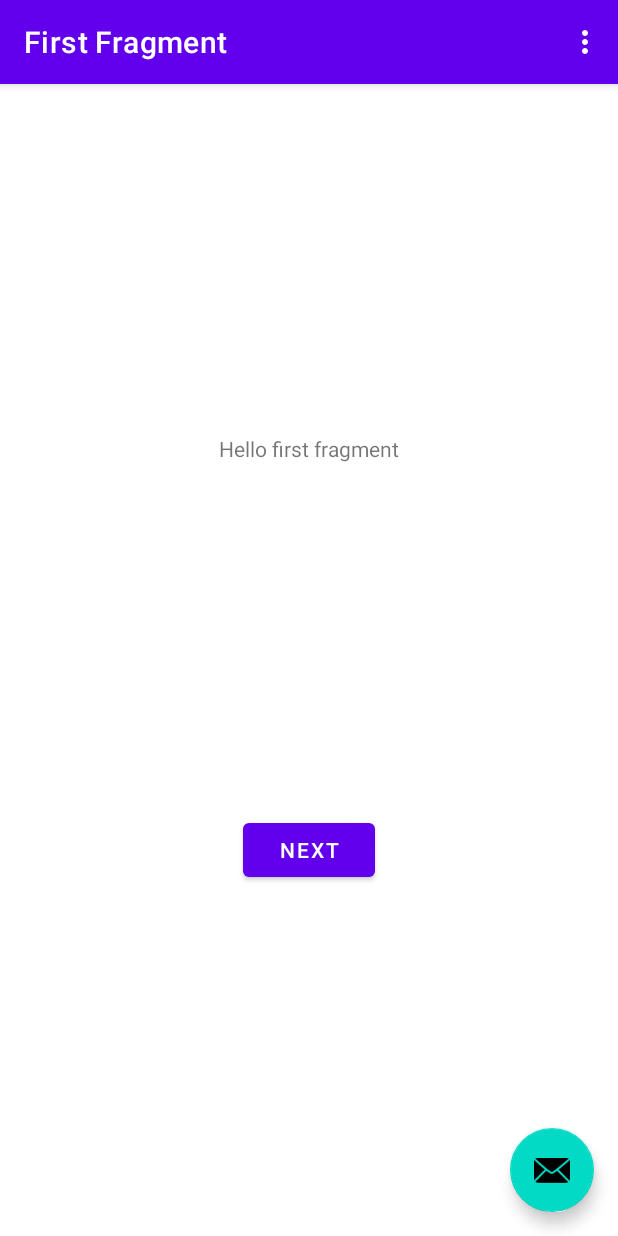
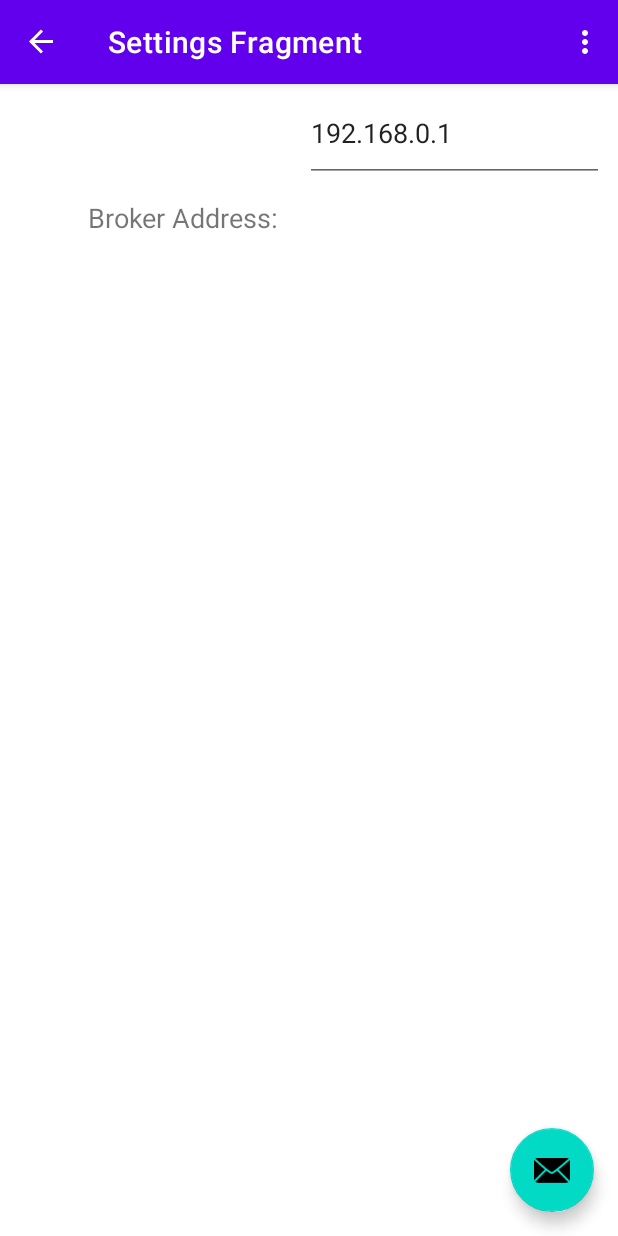
Before and after one commit to kueschallCarl/MUC_Projektarbeit, an Android app: the screen it shows after launch (MainActivity), in the options menu, after a tap on "Settings", on a phone screen of 412 x 824 dp. Run offline under Robolectric (Android 15) with nearby library versions, the phone set to English and light mode, and no system bars; our stand-ins replace navigation-ui; libraries missing offline, so code that uses them is left out: org.eclipse.paho; 1 statement that could not run was skipped.

Commit message:
MQTT Connection Error Implemented

```diff
--- a/Menu_Template/app/src/main/java/com/example/menu_template/MainActivity.java
+++ b/Menu_Template/app/src/main/java/com/example/menu_template/MainActivity.java
@@ -85,6 +85,9 @@ public class MainActivity extends AppCompatActivity {
         int id = item.getItemId();
 
         if (id == R.id.action_settings) {
+            // Navigate to the SettingsFragment
+            NavController navController = Navigation.findNavController(this, R.id.nav_host_fragment_content_main);
+            navController.navigate(R.id.action_FirstFragment_to_SettingsFragment);
             return true;
         }
 
--- a/Menu_Template/app/src/main/java/com/example/menu_template/MqttCallbackListener.java
+++ b/Menu_Template/app/src/main/java/com/example/menu_template/MqttCallbackListener.java
@@ -7,4 +7,8 @@ package com.example.menu_template;
  */
 public interface MqttCallbackListener {
     void onMessageReceived(String topic, String message);
+
+    void onConnectionLost();
+
+    void onConnectionError(String message);
 }
--- a/Menu_Template/app/src/main/java/com/example/menu_template/MqttManager.java
+++ b/Menu_Template/app/src/main/java/com/example/menu_template/MqttManager.java
@@ -10,9 +10,10 @@ import org.eclipse.paho.client.mqttv3.persist.MemoryPersistence;
  * This class handles MQTT connection and handles MQTT events
  */
 public class MqttManager {
-
-
-        private static final String MQTT_BROKER_URL = "tcp://192.168.0.89:1883";
+        //tcp://192.168.0.89:1883
+        public String MQTT_BROKER_IP = "192.168.0.89";
+        public String MQTT_BROKER_PORT = "1883";
+        public String MQTT_BROKER_METHOD = "tcp";
         private static final String MQTT_CLIENT_ID = "mosquitto_id";
         private static final String MPU_TOPIC = "mpu/K05";
         private MqttClient mqttClient;
@@ -62,7 +63,7 @@ public class MqttManager {
      */
     public void connect() {
             try {
-                mqttClient = new MqttClient(MQTT_BROKER_URL, MQTT_CLIENT_ID, new MemoryPersistence());
+                mqttClient = new MqttClient(MQTT_BROKER_METHOD+"://"+MQTT_BROKER_IP+":"+MQTT_BROKER_PORT, MQTT_CLIENT_ID, new MemoryPersistence());
                 mqttClient.setCallback(new MqttCallback() {
 
                     /**
@@ -72,6 +73,9 @@ public class MqttManager {
                     @Override
                     public void connectionLost(Throwable cause) {
                         // Handle connection lost
+                        if (callbackListener != null) {
+                            callbackListener.onConnectionLost();
+                        }
                     }
 
                     /**
@@ -116,6 +120,9 @@ public class MqttManager {
 
             } catch (MqttException e) {
                 e.printStackTrace();
+                if (callbackListener != null) {
+                    callbackListener.onConnectionError(e.getMessage());
+                }
             }
         }
 
--- /dev/null
+++ b/Menu_Template/app/src/main/res/layout/fragment_settings.xml
@@ -0,0 +1,33 @@
+<?xml version="1.0" encoding="utf-8"?>
+<androidx.constraintlayout.widget.ConstraintLayout xmlns:android="http://schemas.android.com/apk/res/android"
+    xmlns:app="http://schemas.android.com/apk/res-auto"
+    xmlns:tools="http://schemas.android.com/tools"
+    android:layout_width="match_parent"
+    android:layout_height="match_parent">
+
+    <TextView
+        android:id="@+id/textview_first2"
+        android:layout_width="181dp"
+        android:layout_height="28dp"
+        android:layout_marginStart="4dp"
+        android:text="@string/hello_settings_fragment"
+        android:textAlignment="textEnd"
+        android:textSize="18sp"
+        app:layout_constraintBottom_toBottomOf="parent"
+        app:layout_constraintStart_toStartOf="parent"
+        app:layout_constraintTop_toTopOf="parent"
+        app:layout_constraintVertical_bias="0.104" />
+
+    <EditText
+        android:id="@+id/editTextText"
+        android:layout_width="199dp"
+        android:layout_height="65dp"
+        android:layout_marginStart="16dp"
+        android:ems="10"
+        android:inputType="text"
+        android:text="@string/broker_address_text_field"
+        app:layout_constraintEnd_toEndOf="parent"
+        app:layout_constraintHorizontal_bias="0.157"
+        app:layout_constraintStart_toEndOf="@+id/textview_first2"
+        tools:layout_editor_absoluteY="57dp" />
+</androidx.constraintlayout.widget.ConstraintLayout>
--- a/Menu_Template/app/src/main/res/navigation/nav_graph.xml
+++ b/Menu_Template/app/src/main/res/navigation/nav_graph.xml
@@ -14,6 +14,9 @@
         <action
             android:id="@+id/action_FirstFragment_to_SecondFragment"
             app:destination="@id/SecondFragment" />
+        <action
+            android:id="@+id/action_FirstFragment_to_SettingsFragment"
+            app:destination="@id/SettingsFragment" />
     </fragment>
     <fragment
         android:id="@+id/SecondFragment"
@@ -24,5 +27,20 @@
         <action
             android:id="@+id/action_SecondFragment_to_FirstFragment"
             app:destination="@id/FirstFragment" />
+        <action
+            android:id="@+id/action_SecondFragment_to_SettingsFragment"
+            app:destination="@id/SettingsFragment" />
+    </fragment>
+
+    <fragment
+        android:id="@+id/SettingsFragment"
+        android:name="com.example.menu_template.SettingsFragment"
+        android:label="Settings Fragment"
+        tools:layout="@layout/fragment_settings">
+
+        <!-- Add any necessary actions or connections for the SettingsFragment -->
+        <action
+            android:id="@+id/action_SettingsFragment_to_FirstFragment"
+            app:destination="@id/FirstFragment" />
     </fragment>
 </navigation>
--- a/Menu_Template/app/src/main/res/values/strings.xml
+++ b/Menu_Template/app/src/main/res/values/strings.xml
@@ -8,5 +8,8 @@
     <string name="previous">Previous</string>
 
     <string name="hello_first_fragment">Hello first fragment</string>
+    <string name="hello_settings_fragment">Broker Address:</string>
+
+    <string name="broker_address_text_field">192.168.0.1</string>
     <string name="hello_second_fragment">Hello second fragment. Arg: %1$s</string>
 </resources>
```
Also changed, not shown: Menu_Template/app/src/main/java/com/example/menu_template/FirstFragment.java (+31 -5 lines), Menu_Template/app/src/main/java/com/example/menu_template/SecondFragment.java (+43 -6 lines), Menu_Template/app/src/main/java/com/example/menu_template/SettingsFragment.java (added, +63 -0 lines), 1 other file.
